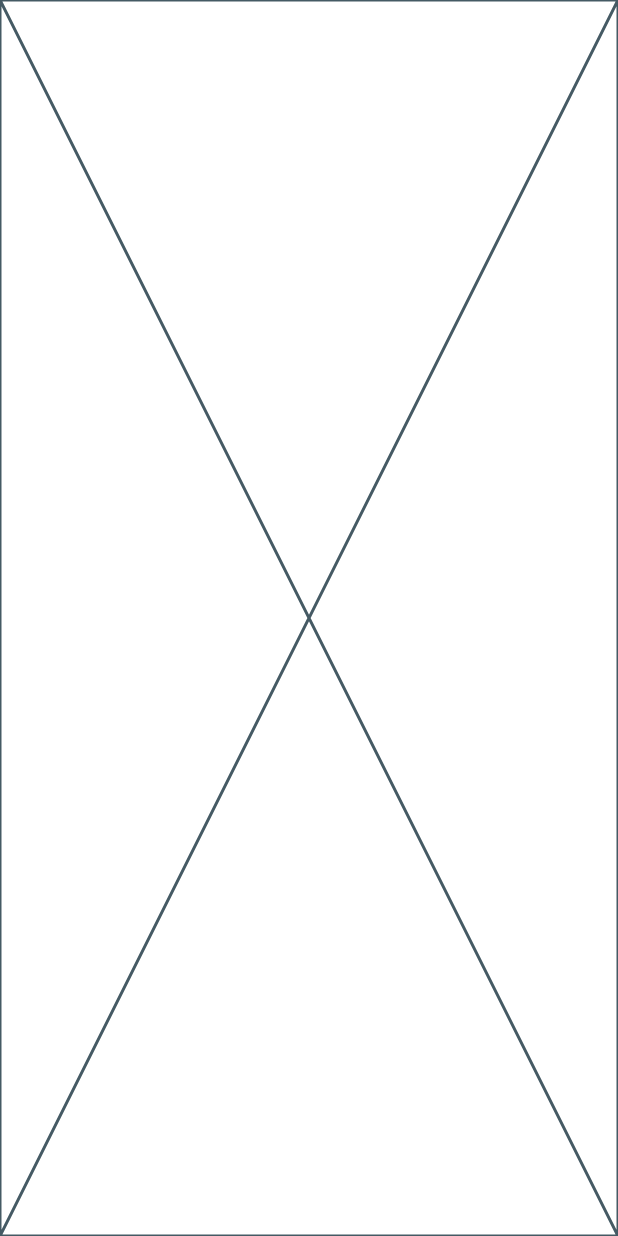
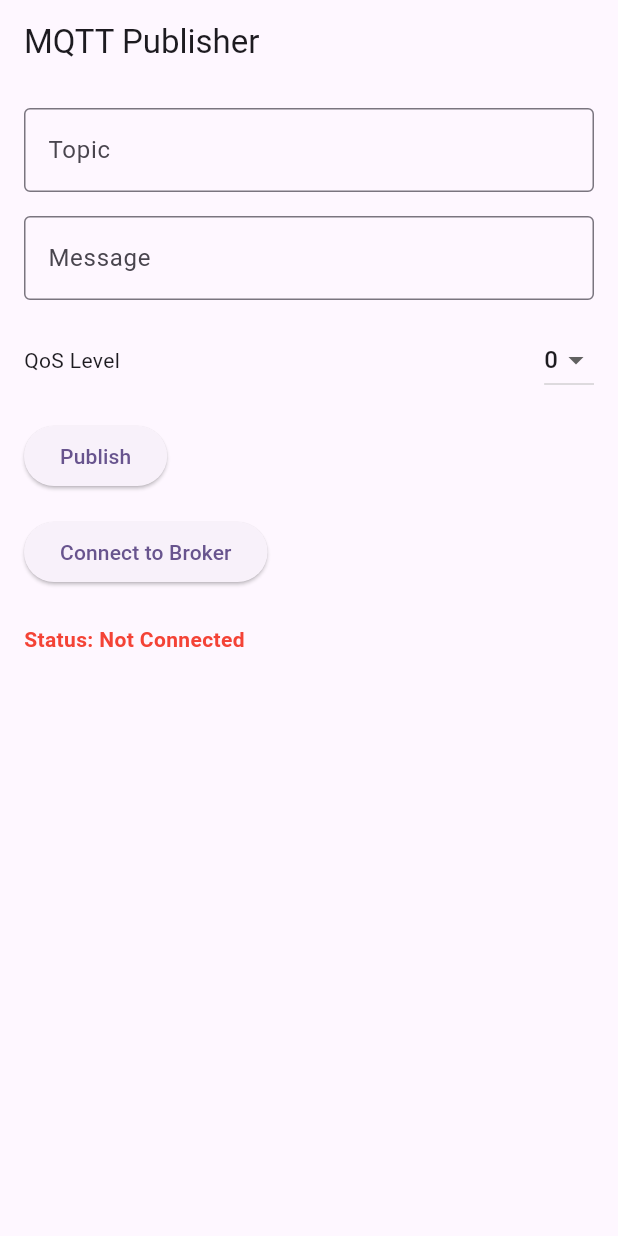
Before and after one commit to syamsundar662/MQTT_test, a Flutter app: the screen it shows after launch, on a phone screen of 412 x 824 dp. Run offline on Flutter 3.47's test engine with Material 3 defaults, Android fonts, the phone set to English and light mode, and no system bars; missing offline and left inert: mqtt_client.

Commit message:
almost done

```diff
--- a/lib/main.dart
+++ b/lib/main.dart
@@ -1,4 +1,8 @@
 import 'package:flutter/material.dart';
+import 'package:mqtt_test/services/mqtt_services.dart';
+import 'package:mqtt_test/view%20model/home_view_model.dart';
+import 'package:mqtt_test/view/home.dart';
+import 'package:provider/provider.dart';
 
 void main() {
   runApp(const MyApp());
@@ -9,21 +13,16 @@ class MyApp extends StatelessWidget {
 
   @override
   Widget build(BuildContext context) {
-    return MaterialApp(
-      title: 'Flutter Demo',
-      theme: ThemeData(
-        colorScheme: ColorScheme.fromSeed(seedColor: Colors.deepPurple),
-        useMaterial3: true,
+    return ChangeNotifierProvider(
+      create: (context) => HomeViewModel(mqttService: MQTTService()),
+      child: MaterialApp(
+        debugShowCheckedModeBanner: false,
+        theme: ThemeData(
+          colorScheme: ColorScheme.fromSeed(seedColor: Colors.deepPurple),
+          useMaterial3: true,
+        ),
+        home: const Home(),
       ),
-      home: const Home(),
     );
   }
 }
-class Home extends StatelessWidget {
-  const Home({super.key});
-
-  @override
-  Widget build(BuildContext context) {
-    return const Placeholder();
-  }
-}
--- /dev/null
+++ b/lib/services/mqtt_services.dart
@@ -0,0 +1,55 @@
+import 'dart:developer';
+import 'package:flutter/material.dart';
+import 'package:mqtt_client/mqtt_client.dart';
+import 'package:mqtt_client/mqtt_server_client.dart';
+import 'package:uuid/uuid.dart';
+
+class MQTTService {
+  final String brokerUri = 'broker.mqtt.cool';
+  final String clientId = const Uuid().v4();
+  final int port = 1883;
+
+  MqttServerClient? mqttClient;
+
+  Future<void> connectToBroker() async {
+    mqttClient = MqttServerClient(brokerUri, clientId)
+      ..logging(on: true)
+      ..port = port
+      ..onDisconnected = handleDisconnection
+      ..onConnected = handleConnection;
+
+    final connectionMessage = MqttConnectMessage()
+        .withClientIdentifier(clientId)
+        .startClean()
+        .withWillQos(MqttQos.atMostOnce);
+
+    mqttClient!.connectionMessage = connectionMessage;
+
+    try {
+      await mqttClient!.connect();
+    } catch (e) {
+      log('Connection Exception: $e');
+      disconnectFromBroker();
+    }
+  }
+
+  void handleConnection() {
+    debugPrint('Connected to MQTT Broker');
+  }
+
+  void handleDisconnection() {
+    debugPrint('Disconnected from MQTT Broker');
+  }
+
+  void disconnectFromBroker() {
+    mqttClient?.disconnect();
+  }
+
+  Future<void> publishMessage(String topic, String message, int qosLevel) async {
+    await connectToBroker();
+    log('Publishing message "$message" to topic "$topic" with QoS $qosLevel');
+    final payloadBuilder = MqttClientPayloadBuilder();
+    payloadBuilder.addString(message);
+    mqttClient!.publishMessage(topic, MqttQos.values[qosLevel], payloadBuilder.payload!);
+  }
+}
--- /dev/null
+++ b/lib/view model/home_view_model.dart
@@ -0,0 +1,39 @@
+
+import 'package:flutter/material.dart';
+import 'package:mqtt_client/mqtt_client.dart';
+import 'package:mqtt_test/services/mqtt_services.dart';
+
+class HomeViewModel extends ChangeNotifier {
+  HomeViewModel({required this.mqttService});
+  final MQTTService mqttService;
+
+  String selectedQoSLevel = '0';
+  MqttConnectionState connectionStatus = MqttConnectionState.disconnected;
+
+  final TextEditingController topicController = TextEditingController();
+  final TextEditingController messageController = TextEditingController();
+
+  Future<void> connectToBroker() async {
+    await mqttService.connectToBroker();
+    connectionStatus = mqttService.mqttClient?.connectionStatus?.state ?? MqttConnectionState.disconnected;
+    notifyListeners();
+  }
+
+  void publishMessageToTopic({
+    required String topic,
+    required String message,
+    required int qosLevel,
+  }) {
+    mqttService.publishMessage(topic, message, qosLevel);
+  }
+
+  void updateSelectedQoSLevel(String qos) {
+    selectedQoSLevel = qos;
+    notifyListeners();
+  }
+
+  void clearInputFields() {
+    topicController.clear();
+    messageController.clear();
+  }
+}
--- /dev/null
+++ b/lib/view/home.dart
@@ -0,0 +1,111 @@
+
+import 'package:flutter/material.dart';
+import 'package:mqtt_client/mqtt_client.dart';
+import 'package:mqtt_test/view%20model/home_view_model.dart';
+import 'package:provider/provider.dart';
+
+class Home extends StatelessWidget {
+  const Home({super.key});
+
+  @override
+  Widget build(BuildContext context) {
+    final homeViewModel = Provider.of<HomeViewModel>(context);
+
+    return Scaffold(
+      appBar: AppBar(
+        title: const Text('MQTT Publisher'),
+      ),
+      body: Padding(
+        padding: const EdgeInsets.all(16.0),
+        child: Column(
+          crossAxisAlignment: CrossAxisAlignment.start,
+          children: [
+            TextField(
+              controller: homeViewModel.topicController,
+              decoration: const InputDecoration(
+                labelText: 'Topic',
+                border: OutlineInputBorder(),
+              ),
+            ),
+            const SizedBox(height: 16),
+            TextField(
+              controller: homeViewModel.messageController,
+              decoration: const InputDecoration(
+                labelText: 'Message',
+                border: OutlineInputBorder(),
+              ),
+            ),
+            const SizedBox(height: 16),
+            Row(
+              mainAxisAlignment: MainAxisAlignment.spaceBetween,
+              children: [
+                const Text('QoS Level'),
+                DropdownButton<String>(
+                  value: homeViewModel.selectedQoSLevel,
+                  items: const [
+                    DropdownMenuItem(value: '0', child: Text('0')),
+                    DropdownMenuItem(value: '1', child: Text('1')),
+                    DropdownMenuItem(value: '2', child: Text('2')),
+                  ],
+                  onChanged: (value) {
+                    if (value != null) {
+                      homeViewModel.updateSelectedQoSLevel(value);
+                    }
+                  },
+                ),
+              ],
+            ),
+            const SizedBox(height: 16),
+            ElevatedButton(
+              onPressed: () {
+                if (homeViewModel.topicController.text.isEmpty ||
+                    homeViewModel.messageController.text.isEmpty) {
+                  ScaffoldMessenger.of(context).showSnackBar(
+                    const SnackBar(
+                      content: Text('Both Topic and Message fields must be filled!'),
+                    ),
+                  );
+                } else {
+                  homeViewModel.publishMessageToTopic(
+                    topic: homeViewModel.topicController.text,
+                    message: homeViewModel.messageController.text,
+                    qosLevel: int.parse(homeViewModel.selectedQoSLevel),
+                  );
+                  homeViewModel.clearInputFields();
+                }
+              },
+              child: const Text('Publish'),
+            ),
+            const SizedBox(height: 16),
+            ElevatedButton(
+              onPressed: () async {
+                await homeViewModel.connectToBroker();
+                final connectionMessage = homeViewModel.connectionStatus == MqttConnectionState.connected
+                    ? 'Connected to Broker'
+                    : 'Failed to Connect to Broker';
+                ScaffoldMessenger.of(context).showSnackBar(
+                  SnackBar(
+                    content: Text(connectionMessage),
+                  ),
+                );
+              },
+              child: const Text('Connect to Broker'),
+            ),
+            const SizedBox(height: 24),
+            Text(
+              homeViewModel.connectionStatus == MqttConnectionState.connected
+                  ? 'Status: Connected to Broker'
+                  : 'Status: Not Connected',
+              style: TextStyle(
+                color: homeViewModel.connectionStatus == MqttConnectionState.connected
+                    ? Colors.green
+                    : Colors.red,
+                fontWeight: FontWeight.bold,
+              ),
+            ),
+          ],
+        ),
+      ),
+    );
+  }
+}
--- a/pubspec.yaml
+++ b/pubspec.yaml
@@ -35,6 +35,10 @@ dependencies:
   # The following adds the Cupertino Icons font to your application.
   # Use with the CupertinoIcons class for iOS style icons.
   cupertino_icons: ^1.0.8
+  mqtt_client: ^10.5.1
+  provider: ^6.1.2
+  uuid: ^4.4.2
+  internet_connection_checker: ^2.0.0
 
 dev_dependencies:
   flutter_test:
```
Also changed, not shown: lib/utils/constants.dart (added, +47 -0 lines), lib/utils/theme.dart (added, +20 -0 lines), pubspec.lock, 9 other files.
